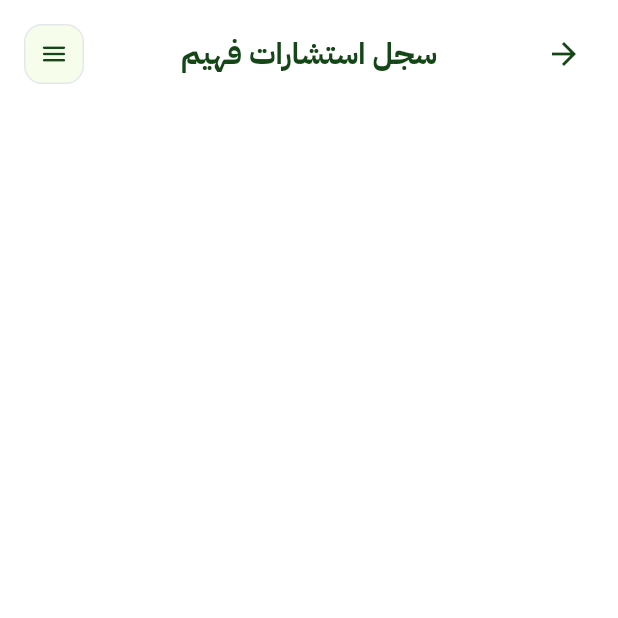
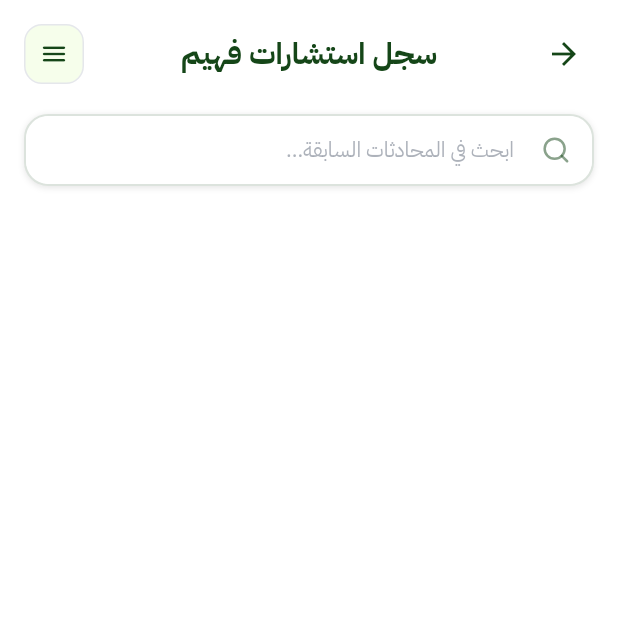
Before and after one commit to MoAbdullahConQ/Uni, a Flutter app: the FaheemHistoryView screen opened by its route, on a phone screen of 412 x 824 dp, the top half of it. Run offline on Flutter 3.47's test engine with Material 3 defaults, Android fonts, the phone set to English and light mode, and no system bars; our stand-ins replace bloc, dots_indicator, flutter_svg, get_it, modal_progress_hud_nsn, shared_preferences; accounts and stored records are empty.

Commit message:
feat(faheem): add search functionality to FaheemHistoryViewBody

```diff
--- a/lib/features/faheem/presentation/views/widgets/faheem_history_view_body.dart
+++ b/lib/features/faheem/presentation/views/widgets/faheem_history_view_body.dart
@@ -3,6 +3,7 @@
 import 'package:uni/core/utils/app_colors.dart';
 import 'package:uni/core/utils/app_text_style.dart';
 import 'package:uni/core/widgets/back_button.dart';
+import 'package:uni/core/widgets/search_bar_field.dart';
 
 class FaheemHistoryViewBody extends StatelessWidget {
   const FaheemHistoryViewBody({super.key});
@@ -49,6 +50,10 @@
                   ],
                 ),
                 const SizedBox(height: 20),
+
+                 // Search
+                SearchBarField(hintText: 'ابحث في المحادثات السابقة...'),
+                const SizedBox(height: 24),
               ],
             ),
           ),
```
